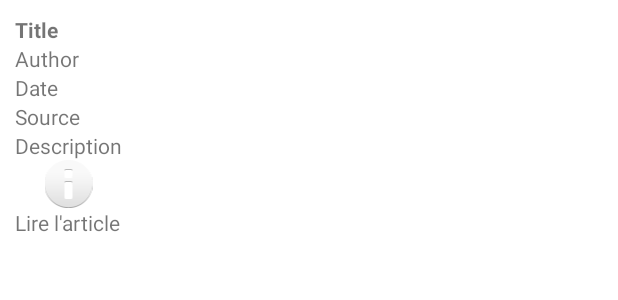
After one commit to fanismichalakis/MonActu, an Android app: the layout activity_show_article.xml on its own in the app's theme, with its tools: preview values and no code run, on a phone screen of 412 x 824 dp. The commit adds this screen. Shown: the top 300 px of the screen. Run offline under Robolectric (Android 15) with nearby library versions, the light colour scheme and no system bars; network calls fail.

Commit message:
open new activity on click on article

```diff
--- a/app/src/main/AndroidManifest.xml
+++ b/app/src/main/AndroidManifest.xml
@@ -12,7 +12,8 @@
         android:roundIcon="@mipmap/ic_launcher_round"
         android:supportsRtl="true"
         android:theme="@style/Theme.MonActu">
-        <activity android:name=".ArticlesObject"></activity>
+        <activity android:name=".ShowArticleActivity"></activity>
+        <activity android:name=".ArticlesObject" />
         <activity android:name=".CustomAdapter" />
         <activity android:name=".MainActivity">
             <intent-filter>
--- /dev/null
+++ b/app/src/main/res/layout/activity_show_article.xml
@@ -0,0 +1,55 @@
+<?xml version="1.0" encoding="utf-8"?>
+
+
+<LinearLayout xmlns:android="http://schemas.android.com/apk/res/android"
+    android:layout_width="wrap_content"
+    android:layout_height="wrap_content"
+    android:layout_centerInParent="true"
+    android:layout_margin="10dp"
+    android:orientation="vertical">
+
+    <TextView
+        android:id="@+id/txtTitle"
+        android:layout_width="match_parent"
+        android:layout_height="match_parent"
+        android:text="@string/title"
+        android:textStyle="bold" />
+
+    <TextView
+        android:id="@+id/txtAuthor"
+        android:layout_width="match_parent"
+        android:layout_height="match_parent"
+        android:text="@string/author" />
+
+    <TextView
+        android:id="@+id/txtDate"
+        android:layout_width="match_parent"
+        android:layout_height="match_parent"
+        android:text="@string/date" />
+
+    <TextView
+        android:id="@+id/txtSource"
+        android:layout_width="match_parent"
+        android:layout_height="match_parent"
+        android:text="@string/source" />
+
+    <TextView
+        android:id="@+id/txtDescription"
+        android:layout_width="match_parent"
+        android:layout_height="match_parent"
+        android:text="@string/description" />
+
+    <ImageView
+        android:id="@+id/articleThumbnail"
+        android:layout_width="match_parent"
+        android:layout_height="match_parent"
+        android:contentDescription="@string/thumbnail_of_article"
+        android:src="@android:drawable/ic_dialog_info" />
+
+    <TextView
+        android:id="@+id/readArticle"
+        android:layout_width="match_parent"
+        android:layout_height="match_parent"
+        android:text="@string/read_article" />
+
+</LinearLayout>
--- a/app/src/main/res/values/strings.xml
+++ b/app/src/main/res/values/strings.xml
@@ -14,4 +14,7 @@
     <string name="source4">Les Echos</string>
     <string name="source5">Libération</string>
     <string name="date">Date</string>
+    <string name="source">Source</string>
+    <string name="description">Description</string>
+    <string name="read_article">Lire l\'article</string>
 </resources>
```
Also changed, not shown: app/src/main/java/fr/fanismichalakis/monactu/ArticlesFullDetailObject.kt (added, +29 -0 lines), app/src/main/java/fr/fanismichalakis/monactu/CustomAdapter.kt (+16 -5 lines), app/src/main/java/fr/fanismichalakis/monactu/MainActivity.kt (+45 -6 lines), app/src/main/java/fr/fanismichalakis/monactu/ShowArticleActivity.kt (added, +21 -0 lines).
